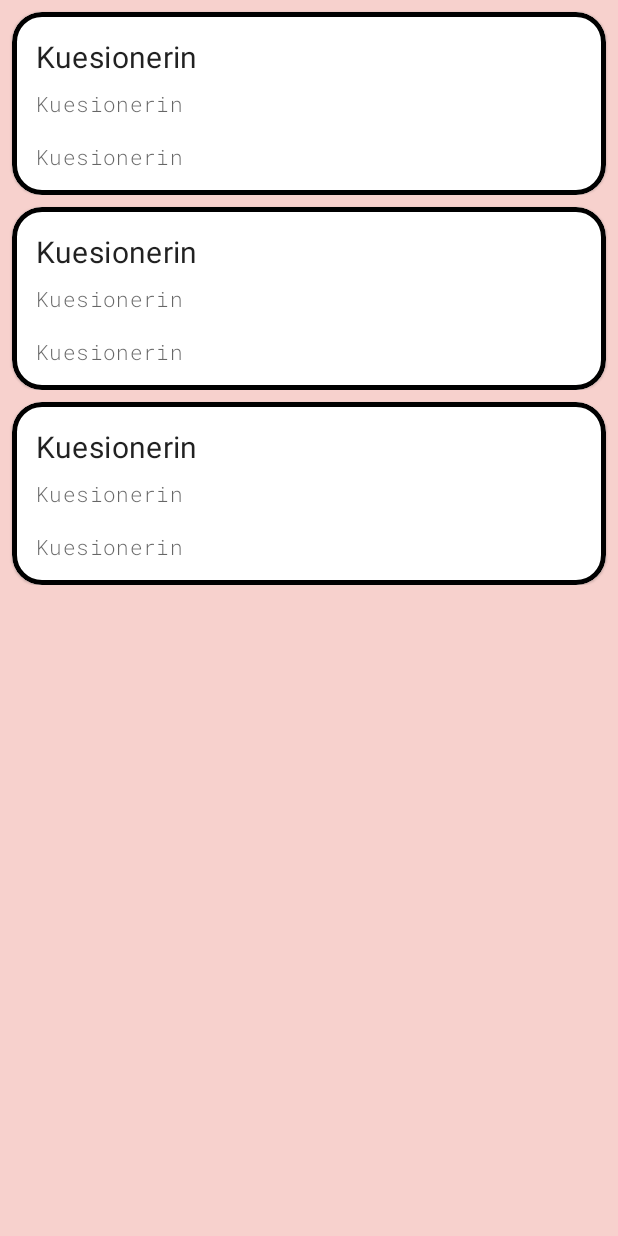
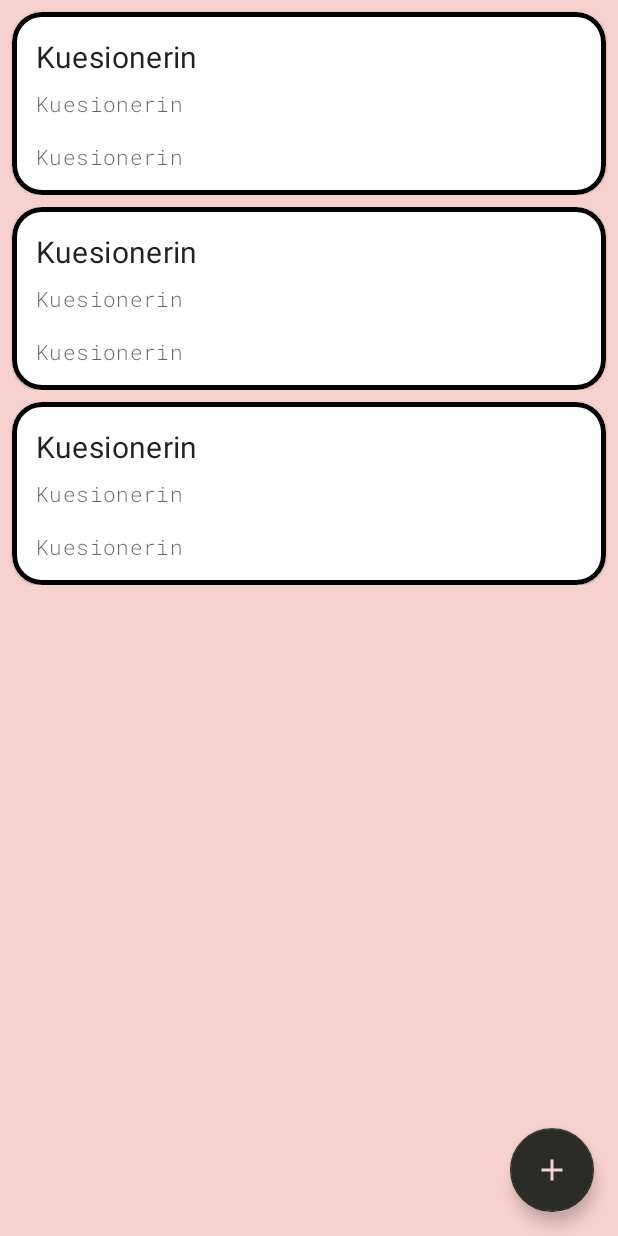
Before and after one commit to Alahaz/Kuesionerin, an Android app: the layout activity_main.xml on its own in the app's theme, with its tools: preview values and no code run, on a phone screen of 412 x 824 dp. Run offline under Robolectric (Android 15) with nearby library versions, the phone set to English and light mode, and no system bars; Roboto replaces fonts that are not available here.

Commit message:
Added FAB

```diff
--- /dev/null
+++ b/app/src/main/res/drawable/ic_baseline_add_24.xml
@@ -0,0 +1,5 @@
+<vector android:height="24dp" android:tint="#D1B3C4"
+    android:viewportHeight="24" android:viewportWidth="24"
+    android:width="24dp" xmlns:android="http://schemas.android.com/apk/res/android">
+    <path android:fillColor="@android:color/white" android:pathData="M19,13h-6v6h-2v-6H5v-2h6V5h2v6h6v2z"/>
+</vector>
--- a/app/src/main/res/layout/activity_main.xml
+++ b/app/src/main/res/layout/activity_main.xml
@@ -13,4 +13,15 @@
         android:layout_width="match_parent"
         android:layout_height="match_parent" />
 
+    <com.google.android.material.floatingactionbutton.FloatingActionButton
+        android:text="Compose"
+        android:id="@+id/fab_add"
+        android:layout_width="wrap_content"
+        android:layout_height="wrap_content"
+        app:layout_constraintEnd_toEndOf="parent"
+        app:layout_constraintBottom_toBottomOf="parent"
+        android:layout_margin="16dp"
+        app:srcCompat="@drawable/ic_baseline_add_24"
+        android:elevation="10dp"/>
+
 </androidx.constraintlayout.widget.ConstraintLayout>
--- a/app/src/main/res/values/themes.xml
+++ b/app/src/main/res/values/themes.xml
@@ -6,17 +6,20 @@
         <item name="colorPrimaryVariant">@color/pink_pale_dark</item>
         <item name="colorOnPrimary">@color/white</item>
         <!-- Secondary brand color. -->
-        <item name="colorSecondary">@color/teal_200</item>
-        <item name="colorSecondaryVariant">@color/teal_700</item>
+        <item name="colorSecondary">@color/thistle</item>
+        <item name="colorSecondaryVariant">@color/broken_white</item>
         <item name="colorOnSecondary">@color/black</item>
         <!-- Status bar color. -->
         <item name="android:statusBarColor" tools:targetApi="l">?attr/colorPrimaryVariant</item>
         <!-- Customize your theme here. -->
         <item name="textAppearanceHeadline6">@style/TextAppearance.Shrine.Headline6</item>
         <item name="textAppearanceSubtitle1">@style/TextAppearance.App.Subtitle1</item>
+        <item name="extendedFloatingActionButtonStyle">@style/Widget.App.ExtendedFloatingActionButton</item>
+        <item name="floatingActionButtonStyle">@style/Widget.App.FloatingActionButton</item>
 
     </style>
 
+    //App Bar Text
     <style name="TextAppearance.Shrine.Headline6" parent="TextAppearance.MaterialComponents.Headline6">
         <item name="fontFamily">@font/patrick_hand_sc</item>
         <item name="android:fontFamily">@font/patrick_hand_sc</item>
@@ -27,6 +30,7 @@
         <item name="android:fontFamily">@font/roboto_mono_light</item>
     </style>
 
+    //Splash Screen
     <style name="SplashScreenTheme" parent="Theme.MaterialComponents.DayNight.NoActionBar">
         <item name="colorPrimary">@color/pink_pale</item>
         <item name="colorPrimaryVariant">@color/pink_pale_dark</item>
@@ -34,6 +38,28 @@
         <item name="android:windowBackground">@drawable/drawable_splash</item>
         <item name="android:text">@string/app_name</item>
         <item name="android:fontFamily">@font/patrick_hand_sc</item>
+    </style>
+
+    //Floating Action Button
+    <style name="Widget.App.ExtendedFloatingActionButton" parent="Widget.MaterialComponents.ExtendedFloatingActionButton.Icon">
+        <item name="materialThemeOverlay">@style/ThemeOverlay.App.FloatingActionButton</item>
+        <item name="shapeAppearanceOverlay">
+            @style/ShapeAppearance.MaterialComponents.SmallComponent
+        </item>
+    </style>
+
+    <style name="Widget.App.FloatingActionButton" parent="Widget.MaterialComponents.FloatingActionButton">
+        <item name="materialThemeOverlay">@style/ThemeOverlay.App.FloatingActionButton</item>
+<!--        <item name="shapeAppearanceOverlay">-->
+<!--            @style/ShapeAppearance.MaterialComponents.LargeComponent-->
+<!--        </item>-->
 
     </style>
+
+    <style name="ThemeOverlay.App.FloatingActionButton" parent="">
+        <item name="colorSecondary">#2B2C28</item>
+        <item name="colorOnSecondary">@color/pink_pale</item>
+        <item name="colorOnSurface">@color/black</item>
+    </style>
+
 </resources>
```
